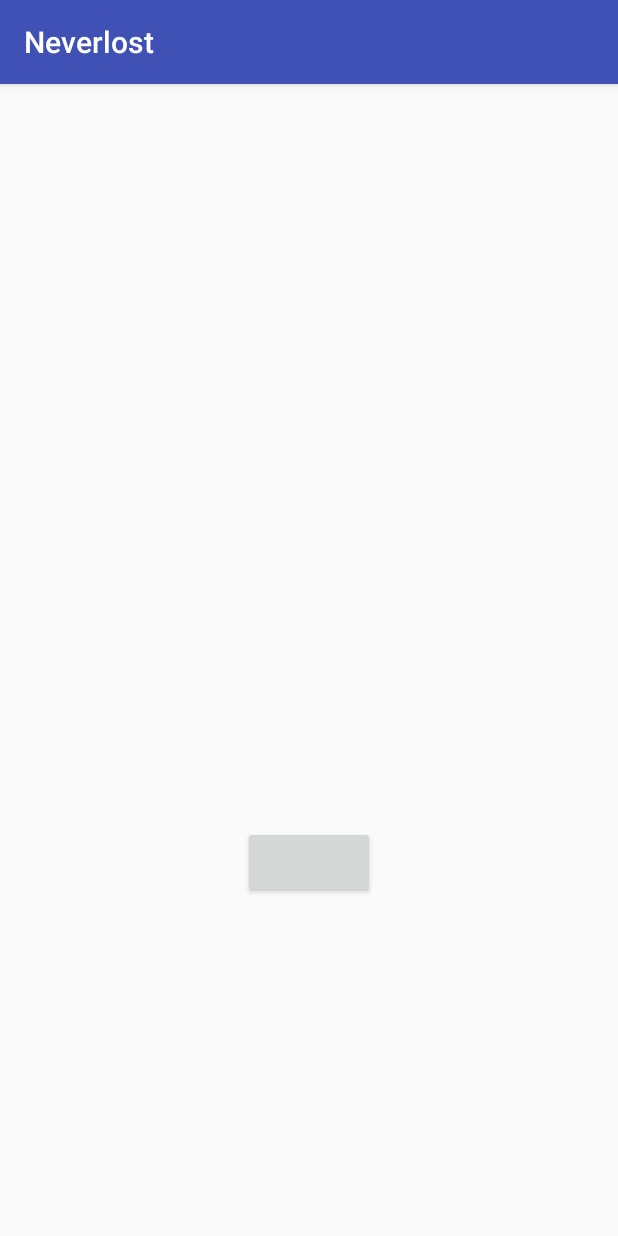
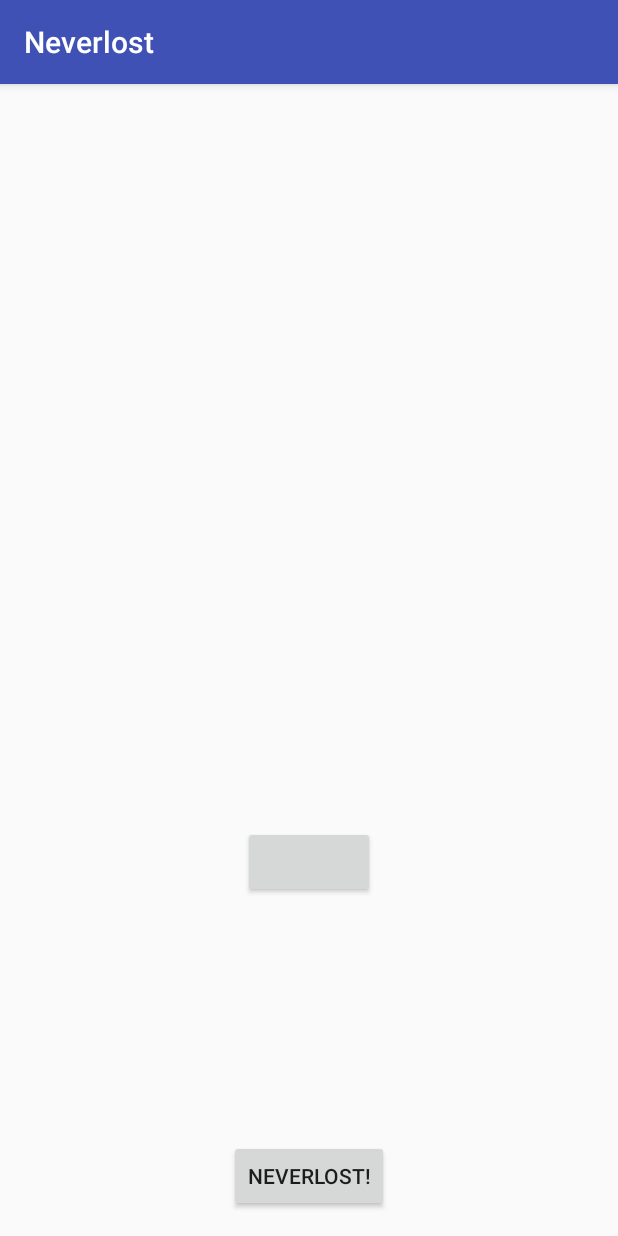
Before and after one commit to SimonJinaphant/Neverlost, an Android app: the screen it shows after launch (login), on a phone screen of 412 x 824 dp. Run offline under Robolectric (Android 15) with nearby library versions, the phone set to English and light mode, and no system bars; libraries missing offline, so code that uses them is left out: com.facebook, com.facebook.login; plain views replace LoginButton; 6 statements that could not run were skipped.

Commit message:
ToApp button on loginpage, locationOn prompt

```diff
--- a/app/src/main/java/com/neverlost/ubc/neverlost/activities/MainFragment.java
+++ b/app/src/main/java/com/neverlost/ubc/neverlost/activities/MainFragment.java
@@ -16,7 +16,6 @@ import com.facebook.Profile;
 import com.facebook.ProfileTracker;
 import com.facebook.login.LoginResult;
 import com.facebook.login.widget.LoginButton;
-import com.neverlost.ubc.neverlost.MainActivity;
 import com.neverlost.ubc.neverlost.R;
 
 
@@ -31,8 +30,8 @@ public class MainFragment extends Fragment {
         @Override
         public void onSuccess(LoginResult loginResult) {
 
-            Intent i = new Intent(getActivity(),MainActivity.class);
-            startActivity(i);
+            Intent i = new Intent(getActivity(),PrecheckActivity.class);
+
 
             if(Profile.getCurrentProfile() == null) {
                 mprofiletracker = new ProfileTracker() {
@@ -51,6 +50,7 @@ public class MainFragment extends Fragment {
             }
 
 
+            startActivity(i);
         }
 
         @Override
--- a/app/src/main/java/com/neverlost/ubc/neverlost/activities/login.java
+++ b/app/src/main/java/com/neverlost/ubc/neverlost/activities/login.java
@@ -1,7 +1,11 @@
 package com.neverlost.ubc.neverlost.activities;
 
+import android.content.Intent;
 import android.os.Bundle;
+import android.provider.Settings;
 import android.support.v7.app.AppCompatActivity;
+import android.view.View;
+import android.widget.TextView;
 
 import com.neverlost.ubc.neverlost.R;
 
@@ -14,55 +18,32 @@ public class login extends AppCompatActivity {
     protected void onCreate(Bundle savedInstanceState) {
         super.onCreate(savedInstanceState);
         setContentView(R.layout.activity_login);
-        //FacebookSdk.sdkInitialize(getApplicationContext());
-        //AppEventsLogger.activateApp(this);
+
     }
 
+    public void goToApp(View view) {
+        int location = locationOn();
+        if (location == 0){
+            TextView t = (TextView) findViewById(R.id.locationOn);
+            t.setText("Please turn on location services before proceeding");
+            t.setBackgroundColor(getResources().getColor(R.color.black));
+        }
+        else{
+            Intent i = new Intent(this,PrecheckActivity.class);
+            startActivity(i);
+        }
 
+    }
 
-        /*
-        @Override
-        public void onCreate(Bundle savedInstanceState) {
-            super.onCreate(savedInstanceState);
-            callbackManager = CallbackManager.Factory.create();
-            LoginButton loginButton = (LoginButton) view.findViewById(R.id.usersettings_fragment_login_button);
-            loginButton.registerCallback(callbackManager, new FacebookCallback<LoginResult>() { ... });
-
-            @Override
-            public View onCreateView(
-                    LayoutInflater inflater,
-                    ViewGroup container,
-                    Bundle savedInstanceState) {
-                View view = inflater.inflate(R.layout.splash, container, false);
-
-                loginButton = (LoginButton) view.findViewById(R.id.login_button);
-                loginButton.setReadPermissions("email");
-                // If using in a fragment
-                loginButton.setFragment(this);
-                // Other app specific specialization
-
-                // Callback registration
-                loginButton.registerCallback(callbackManager, new FacebookCallback<LoginResult>() {
-                    @Override
-                    public void onSuccess(LoginResult loginResult) {
-                        // App code
-                    }
-
-                    @Override
-                    public void onCancel() {
-                        // App code
-                    }
-
-                    @Override
-                    public void onError(FacebookException exception) {
-                        // App code
-                    }
-                });
-            }
+    private int locationOn(){
+        int off = 0;
+        try {
+            off = Settings.Secure.getInt(getContentResolver(), Settings.Secure.LOCATION_MODE);
+        } catch (Settings.SettingNotFoundException e) {
+            e.printStackTrace();
         }
-        */
-
-
+        return off;
+    }
 
 
 
--- a/app/src/main/res/layout/activity_login.xml
+++ b/app/src/main/res/layout/activity_login.xml
@@ -19,6 +19,21 @@
         android:layout_alignParentBottom="true"
         android:layout_centerHorizontal="true" />
 
+    <TextView
+        android:id="@+id/locationOn"
+        android:layout_width="wrap_content"
+        android:layout_height="wrap_content"
+        android:layout_centerInParent="true"
+        android:textColor="@color/white"
+        android:textSize="25dp"/>
+
+    <Button
+        android:layout_width="wrap_content"
+        android:layout_height="wrap_content"
+        android:onClick="goToApp"
+        android:layout_alignParentBottom="true"
+        android:layout_centerHorizontal="true"
+        android:text="neverLost!"/>
 
 
 </RelativeLayout>
--- a/app/src/main/res/values/colors.xml
+++ b/app/src/main/res/values/colors.xml
@@ -3,4 +3,6 @@
     <color name="colorPrimary">#3F51B5</color>
     <color name="colorPrimaryDark">#303F9F</color>
     <color name="colorAccent">#FF4081</color>
+    <color name="black">#000000</color>
+    <color name="white">#ffffff</color>
 </resources>
```
